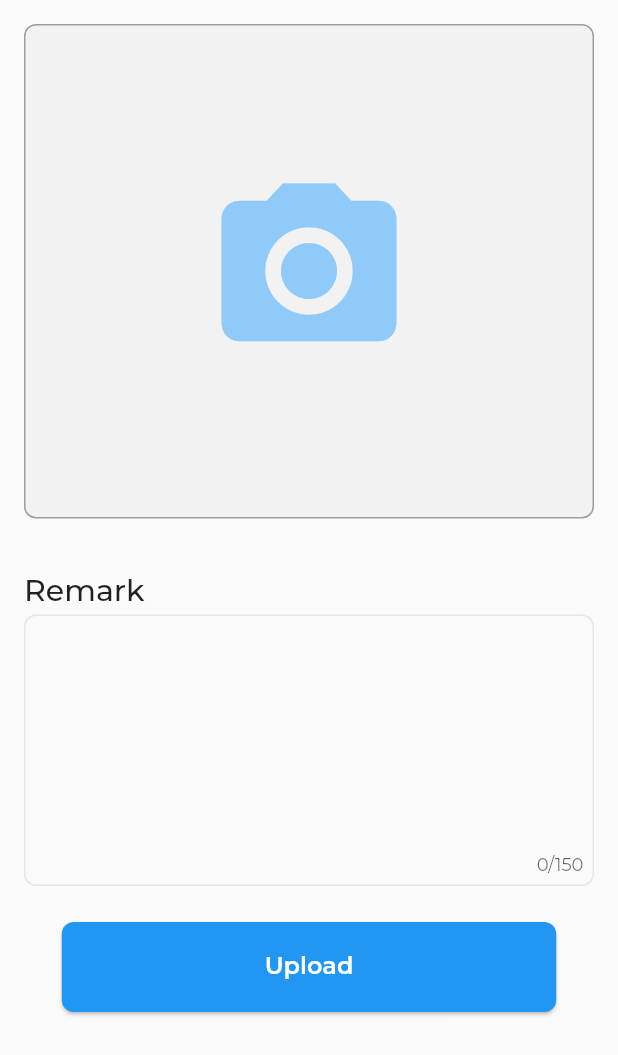
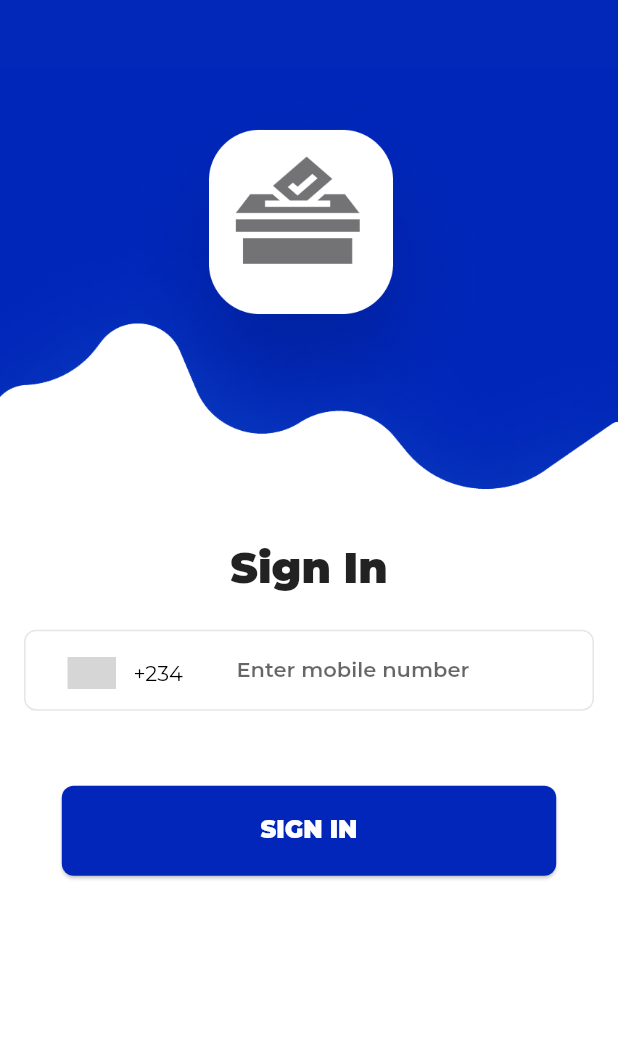
Before and after one commit to thaksharadhananjaya/electon_app, a Flutter app: the screen it shows after launch, on a phone screen of 412 x 824 dp. Shown: the top 1055 px of the screen. Run offline on Flutter 3.47's test engine with Material 2 defaults, Android fonts, the phone set to English and light mode, and no system bars; drawn by our look-alikes of intl_phone_number_input; our stand-ins replace another_flushbar, flutter_otp_text_field, google_fonts, image_picker, modal_bottom_sheet, video_player; missing offline and left inert: circle_bottom_navigation_bar; grey boxes are pictures that could not be loaded.

Commit message:
signin, otp ui

```diff
--- a/lib/compononts/button.dart
+++ b/lib/compononts/button.dart
@@ -1,5 +1,4 @@
 import 'package:flutter/material.dart';
-import 'package:google_fonts/google_fonts.dart';
 
 import '../config.dart';
 
@@ -27,10 +26,8 @@ class CustomButton extends StatelessWidget {
       onPressed: ()=> onPress(),
       child: Text(
         label,
-        style: GoogleFonts.montserrat(
-          textStyle: const TextStyle(
-              color: Colors.white, fontSize: 16, fontWeight: FontWeight.w600),
-        ),
+        style: const TextStyle(
+              color: Colors.white, fontSize: 16, fontWeight: FontWeight.w900),
       ),
     );
   }
--- a/lib/compononts/custom_textfeild.dart
+++ b/lib/compononts/custom_textfeild.dart
@@ -22,10 +22,8 @@ class CustomTextFeild extends StatelessWidget {
       children: [
 
         Text(label,
-            style: GoogleFonts.montserrat(
-              textStyle: const TextStyle(
-                  fontSize: 20, fontWeight: FontWeight.w500),
-            )),
+            style: const TextStyle(
+                        fontSize: 18, fontWeight: FontWeight.w600)),
         Container(
 
           padding: const EdgeInsets.all(6),
@@ -37,9 +35,8 @@ class CustomTextFeild extends StatelessWidget {
             keyboardType: textInputType,
             maxLines: 6,
             maxLength: 150,
-            style: GoogleFonts.montserrat(
-                    textStyle: const TextStyle(
-                        fontSize: 16, fontWeight: FontWeight.w500)),
+            style: const TextStyle(
+                        fontSize: 16, fontWeight: FontWeight.w500),
             decoration: const InputDecoration(
 
               //hintText: hint,
--- a/lib/config.dart
+++ b/lib/config.dart
@@ -2,7 +2,7 @@
 
 import 'package:flutter/material.dart';
 
-const Color kPrimeryColor = Colors.blue;
+const Color kPrimeryColor = Color(0xFF0226B9);
 
 const String API_END_POINT = "https://test.electionnigeria.live/";
 const String ACCESS_KEY = '1234';
--- a/lib/main.dart
+++ b/lib/main.dart
@@ -1,12 +1,14 @@
-import 'package:amplify_auth_cognito/amplify_auth_cognito.dart';
-import 'package:amplify_flutter/amplify_flutter.dart';
-import 'package:amplify_storage_s3/amplify_storage_s3.dart';
+
+import 'package:circle_bottom_navigation_bar/circle_bottom_navigation_bar.dart';
+import 'package:circle_bottom_navigation_bar/widgets/tab_data.dart';
+import 'package:election_app/screen/collation.dart';
+import 'package:election_app/screen/home.dart';
+import 'package:election_app/screen/signin.dart';
 import 'package:flutter/material.dart';
 import 'package:flutter/services.dart';
 import 'package:election_app/screen/media_data.dart';
 import 'package:google_fonts/google_fonts.dart';
 
-import 'amplifyconfiguration.dart';
 import 'config.dart';
 
 Future<void> main() async {
@@ -15,7 +17,7 @@ Future<void> main() async {
 
 class MyApp extends StatelessWidget {
   const MyApp({Key key}) : super(key: key);
-  void configureAmplify() async {
+  /*  void configureAmplify() async {
     try {
       await Amplify.addPlugin(AmplifyAuthCognito());
       Amplify.addPlugin(AmplifyStorageS3());
@@ -25,18 +27,18 @@ class MyApp extends StatelessWidget {
     } on Exception catch (e) {
       print('Error configuring Amplify: $e');
     }
-  }
+  } */
 
   @override
   Widget build(BuildContext context) {
-    configureAmplify();
+    //configureAmplify();
     SystemChrome.setPreferredOrientations(
         [DeviceOrientation.portraitUp, DeviceOrientation.portraitDown]);
     return MaterialApp(
       title: 'Election',
       debugShowCheckedModeBanner: false,
       theme: ThemeData(
-        primarySwatch: kPrimeryColor,
+        primarySwatch: buildMaterialColor(kPrimeryColor) ,
         textTheme: GoogleFonts.montserratTextTheme(
           Theme.of(context).textTheme,
         ),
@@ -50,7 +52,76 @@ class MyApp extends StatelessWidget {
             }
             return const Splash();
           }) */
-          const MediaData(),
+          const SignIn(),
     );
   }
+
+
+  MaterialColor buildMaterialColor(Color color) {
+  List strengths = <double>[.05];
+  Map<int, Color> swatch = {};
+  final int r = color.red, g = color.green, b = color.blue;
+
+  for (int i = 1; i < 10; i++) {
+
+    strengths.add(0.1 * i);
+  }
+  strengths.forEach((strength) {
+    final double ds = 0.5 - strength;
+    swatch[(strength * 1000).round()] = Color.fromRGBO(
+      r + ((ds < 0 ? r : (255 - r)) * ds).round(),
+      g + ((ds < 0 ? g : (255 - g)) * ds).round(),
+      b + ((ds < 0 ? b : (255 - b)) * ds).round(),
+      1,
+    );
+  });
+  return MaterialColor(color.value, swatch);
+  }
+
 }
+
+class Main extends StatefulWidget {
+  const Main({Key key}) : super(key: key);
+
+  @override
+  State<Main> createState() => _MainState();
+}
+
+class _MainState extends State<Main> {
+  int currentPage = 1;
+  List pages = [const MediaData(), const Home(), const Collation()];
+
+  @override
+  Widget build(BuildContext context) {
+    return Scaffold(
+        body: pages[currentPage],
+        bottomNavigationBar: CircleBottomNavigationBar(
+          initialSelection: currentPage,
+          circleColor: kPrimeryColor,
+          activeIconColor: Colors.white,
+          inactiveIconColor: Colors.grey,
+          itemTextOff: 1,
+          tabs: [
+            TabData(
+                icon: Icons.upload,
+                iconSize: 25,
+                title: 'Upload',
+                fontSize: 13,
+                fontWeight: FontWeight.bold),
+            TabData(
+                icon: Icons.home,
+                iconSize: 25,
+                title: 'Home',
+                fontSize: 13,
+                fontWeight: FontWeight.bold),
+            TabData(
+                icon: Icons.data_array,
+                iconSize: 25,
+                title: 'Collation',
+                fontSize: 13,
+                fontWeight: FontWeight.bold),
+          ],
+          onTabChangedListener: (index) => setState(() => currentPage = index),
+        ));
+  }
+}
--- a/lib/screen/media_data.dart
+++ b/lib/screen/media_data.dart
@@ -42,17 +42,18 @@ class _MediaDataState extends State<MediaData> {
                       alignment: Alignment.center,
                       decoration: BoxDecoration(
                           color: const Color.fromARGB(77, 228, 224, 224),
-                          border: Border.all(color: Colors.grey),
+                          border: Border.all(color: const Color(0xFFE6E6E6)),
                           borderRadius: BorderRadius.circular(8)),
-                      child: Icon(
+                      child: const Icon(
                         Icons.camera_alt,
                         size: 140,
-                        color: Colors.blue[200],
+                        color: kPrimeryColor,
                       )),
                 ),
                 CustomTextFeild(
                     label: 'Remark', controller: textEditingControllerRemark),
-                CustomButton(label: 'Upload', onPress: () {})
+                CustomButton(label: 'Upload', onPress: () {}),
+                const SizedBox(height: 96,)
               ],
             ),
           ),
--- /dev/null
+++ b/lib/screen/signin.dart
@@ -0,0 +1,88 @@
+import 'package:election_app/screen/otp.dart';
+import 'package:flutter/material.dart';
+import 'package:intl_phone_number_input/intl_phone_number_input.dart';
+import '../compononts/button.dart';
+
+class SignIn extends StatefulWidget {
+  const SignIn({Key key}) : super(key: key);
+
+  @override
+  State<SignIn> createState() => _SignInState();
+}
+
+class _SignInState extends State<SignIn> {
+  TextEditingController textPhoneController = TextEditingController();
+  String phone = "";
+  @override
+  Widget build(BuildContext context) {
+    return Scaffold(
+      backgroundColor: Colors.white,
+      body: SingleChildScrollView(
+        child: Column(
+          children: [
+            Image.asset("assets/header_signin.png"),
+            //const SizedBox(height: 187, ),
+            const SizedBox(
+              height: 32,
+            ),
+            const Text(
+              "Sign In",
+              style: TextStyle(fontSize: 28, fontWeight: FontWeight.w900),
+            ),
+            const SizedBox(
+              height: 24,
+            ),
+            buildPhoneTextField(),
+
+            Padding(
+              padding: const EdgeInsets.only(top: 32, bottom: 32),
+              child: CustomButton(
+                  label: "SIGN IN",
+                  onPress: () {
+                    Navigator.push(
+                        context,
+                        MaterialPageRoute(
+                            builder: ((context) => const OTPScreen())));
+                  }),
+            ),
+          ],
+        ),
+      ),
+    );
+  }
+
+  Widget buildPhoneTextField() {
+    double height = MediaQuery.of(context).size.height;
+    return Container(
+        margin: const EdgeInsets.only(left: 16, right: 16, bottom: 18),
+        alignment: Alignment.center,
+        padding: const EdgeInsets.symmetric(horizontal: 8),
+        height: height < 600 ? 47 : 54,
+        decoration: BoxDecoration(
+            border: Border.all(color: const Color(0xFFE6E6E6)),
+            borderRadius: BorderRadius.circular(8)),
+        child: InternationalPhoneNumberInput(
+          initialValue: PhoneNumber(isoCode: 'NG'),
+          onInputChanged: (PhoneNumber number) {
+            phone = number.phoneNumber;
+          },
+          onInputValidated: (bool value) {
+            print(value);
+          },
+          selectorConfig: const SelectorConfig(
+            selectorType: PhoneInputSelectorType.BOTTOM_SHEET,
+          ),
+          ignoreBlank: false,
+          selectorTextStyle: const TextStyle(color: Colors.black),
+          hintText: 'Enter mobile number',
+          textFieldController: textPhoneController,
+          maxLength: 16,
+          formatInput: true,
+          errorMessage: '',
+          textStyle: const TextStyle(fontWeight: FontWeight.w600, fontSize: 14),
+          keyboardType: const TextInputType.numberWithOptions(
+              signed: true, decimal: true),
+          inputBorder: const OutlineInputBorder(borderSide: BorderSide.none),
+        ));
+  }
+}
```
Also changed, not shown: lib/screen/collation.dart (added, +17 -0 lines), lib/screen/home.dart (added, +25 -0 lines), lib/screen/otp.dart (added, +79 -0 lines), pubspec.yaml (+13 -10 lines), assets/back.png (added), assets/header_signin.png (added), assets/otp.jpg (added), assets/otp.png (added), assets/otp2.png (added), lib/util/player.dart (renamed from lib/screen/player.dart), pubspec.lock.
